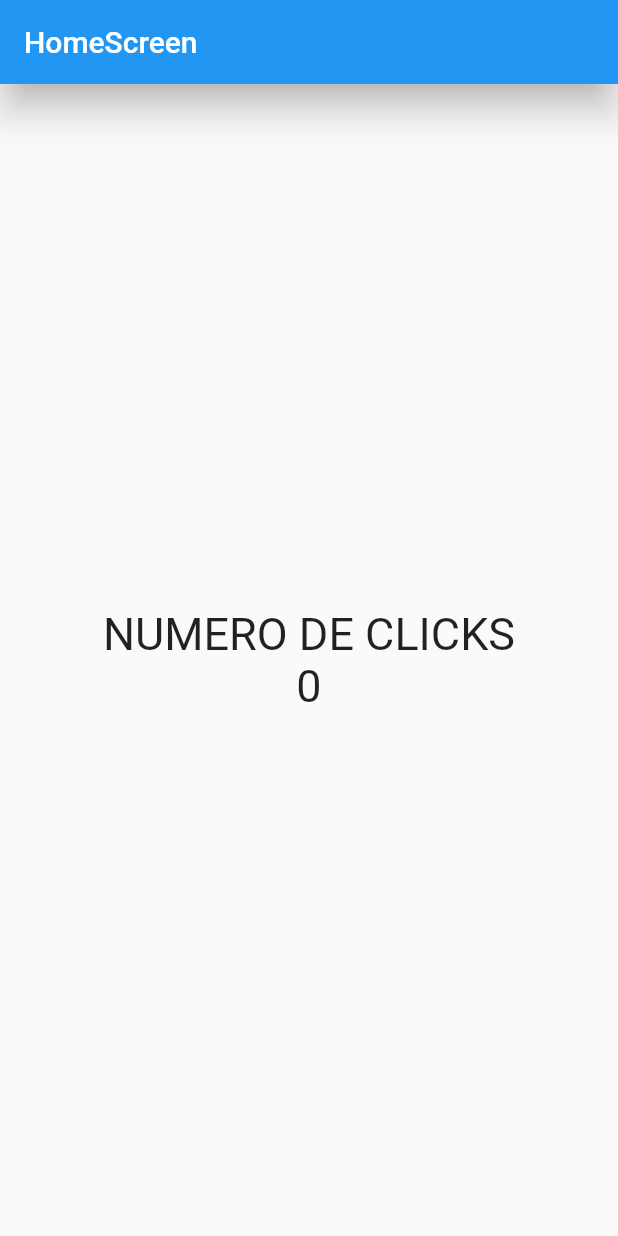
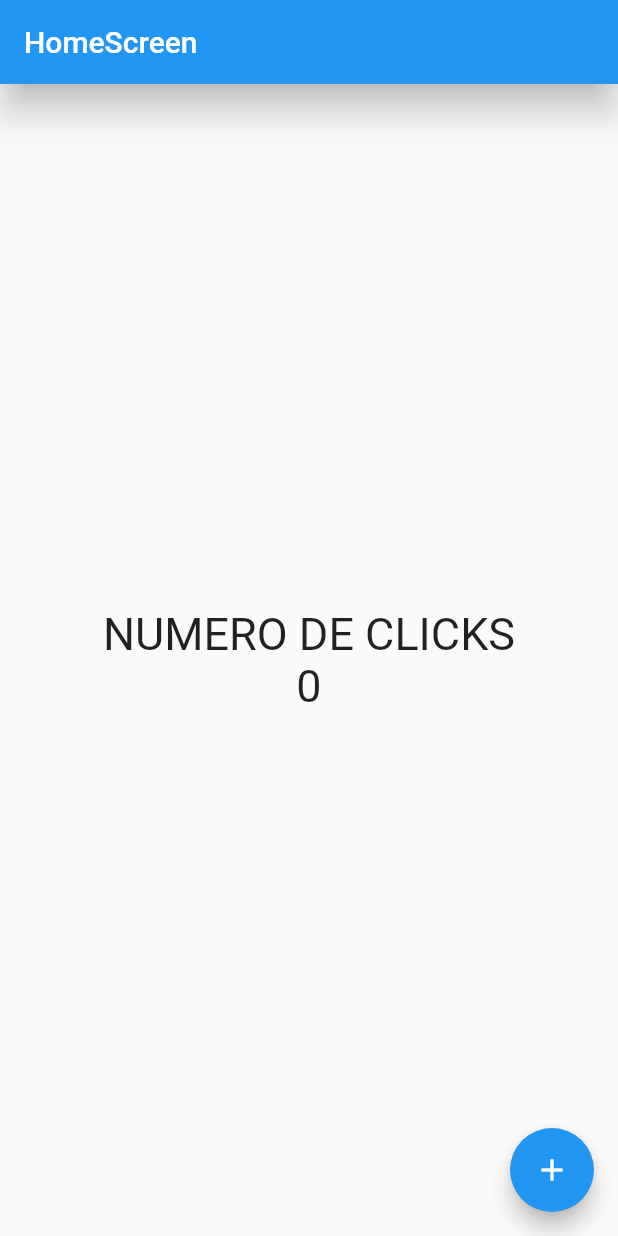
Before and after one commit to teccnoyil/Contador_flutter, a Flutter app: the screen it shows after launch, on a phone screen of 412 x 824 dp. Run offline on Flutter 3.47's test engine with Material 2 defaults, Android fonts, the phone set to English and light mode, and no system bars.

Commit message:
iconos flotantes y agregué notas al MD

```diff
--- a/lib/screens/home_screen.dart
+++ b/lib/screens/home_screen.dart
@@ -19,13 +19,19 @@ class HomeScreen extends StatelessWidget {
             mainAxisAlignment: MainAxisAlignment.center,
             //crossAxisAlignment: CrossAxisAlignment.center, //? Es relativo al numero de mayor tamaño
             children:  const[
-              //! esto no es necesario, pero nos ayuda a saber que todo lo que llevara a dentro, solo seran widgets
               Text('NUMERO DE CLICKS', style: fontSize30,),
               Text( '0',style: TextStyle(fontSize: 30),
               ),
             ],
           ),
-        ));
+        ),
+        floatingActionButton: FloatingActionButton(
+          child: const Icon(Icons.add),
+          onPressed: () {
+            print("Hola mundo");
+          },
+        ),
+      );
   }
 }
 
```
Also changed, not shown: images/dart_new_proyecto.png (added), images/nombre_proyecto.png (added), images/paleta_comandos.png (added), images/seleccionar_carpeta.png (added), images/tipo_proyecto.png (added), 1 other file.
